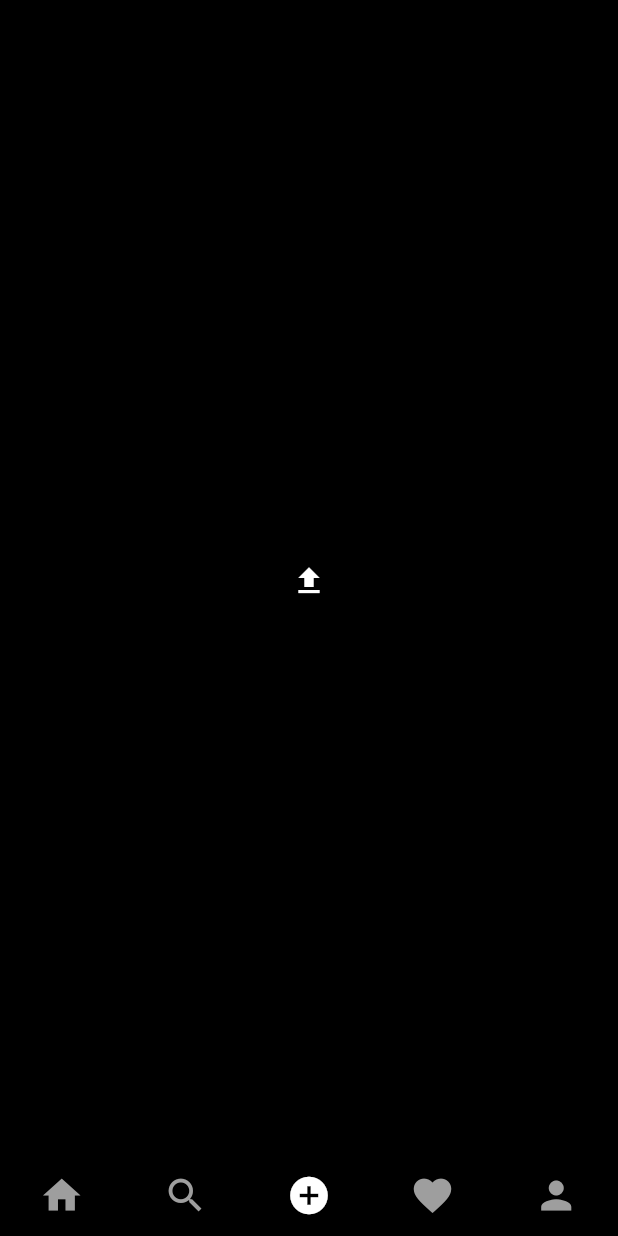
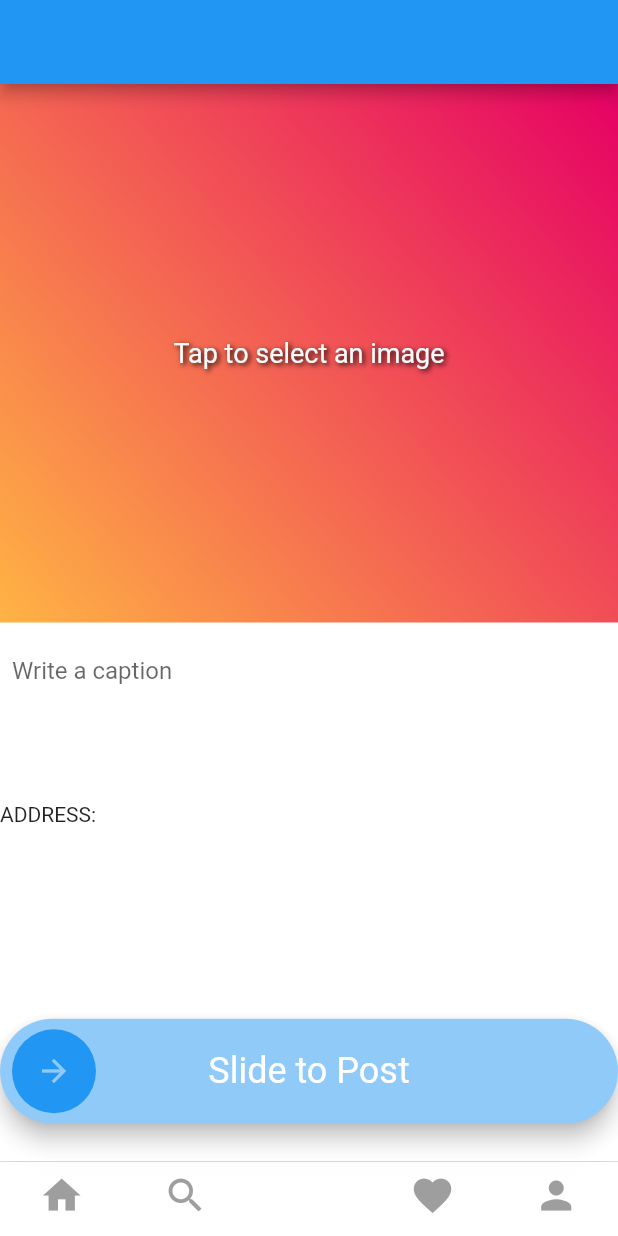
Before and after one commit to bojankiprudhvi/memorifynew, a Flutter app: the screen it shows once a user with an empty profile is signed in, swiped to page 3, on a phone screen of 412 x 824 dp. Run offline on Flutter 3.47's test engine with Material 2 defaults, Android fonts, the phone set to English and light mode, and no system bars; drawn by our look-alikes of slide_to_act; our stand-ins replace cloud_firestore, firebase_auth, firebase_core, firebase_storage, flutter_svg, geocoding and 3 more; missing offline and left inert: stream_feed_flutter_core; accounts and stored records are empty; network calls fail; project files that could hold a hidden picture were left out.

Commit message:
added the add post filed in the app

```diff
--- a/lib/screens/add_post_screen.dart
+++ b/lib/screens/add_post_screen.dart
@@ -1,14 +1,12 @@
-import 'dart:typed_data';
-
+import 'dart:io';
 import 'package:flutter/material.dart';
 import 'package:image_picker/image_picker.dart';
-import 'package:instagram_flutter/models/post_model.dart';
-import 'package:instagram_flutter/providers/user_provider.dart';
-import 'package:instagram_flutter/resources/firestore_methods.dart';
-import 'package:instagram_flutter/utils/colors.dart';
-import 'package:instagram_flutter/utils/show_snackbar.dart';
-import 'package:instagram_flutter/utils/utils.dart';
-import 'package:provider/provider.dart';
+import 'package:stream_feed_flutter_core/stream_feed_flutter_core.dart';
+import 'package:transparent_image/transparent_image.dart';
+import 'package:geolocator/geolocator.dart';
+import 'package:geocoding/geocoding.dart';
+import 'package:slide_to_act/slide_to_act.dart';
+/// Screen to choose photos and add a new feed post.
 
 class AddPostScreen extends StatefulWidget {
   const AddPostScreen({super.key});
@@ -18,198 +16,253 @@ class AddPostScreen extends StatefulWidget {
 }
 
 class _AddPostScreenState extends State<AddPostScreen> {
-  late final TextEditingController _descriptionController;
-  Uint8List? _file;
-  bool isLoading = false;
+  static const double maxImageHeight = 1000;
+  static const double maxImageWidth = 800;
+String? _currentAddress;
+Position? _currentPosition;
+  final _formKey = GlobalKey<FormState>();
+  final _text = TextEditingController();
+final slideActionKey = GlobalKey<SlideActionState>();
+  XFile? _pickedFile;
+  bool loading = false;
 
-  void postImage({
-    required String uid,
-    required String username,
-    required String profileImage,
-    required String description,
-    required Uint8List file,
-  }) async {
-    setState(() {
-      isLoading = true;
-    });
-    try {
-      final res = await FirestoreMethods().uploadPost(
-        description: description,
-        file: file,
-        uid: uid,
-        username: username,
-        profileImage: profileImage,
+  final picker = ImagePicker();
+
+  Future<void> _pickFile() async {
+    _getCurrentPosition();
+    _pickedFile = await picker.pickImage(
+      source: ImageSource.gallery,
+      maxHeight: maxImageHeight,
+      maxWidth: maxImageWidth,
+      imageQuality: 70,
     );
-      if (res == "success") {
-        setState(() {
-          isLoading = false;
-          clearImage();
-          _descriptionController.clear();
-        });
-        showSnackbar(context: context, content: "Posted Successfully");
+    setState(() {});
   }
-    } catch (e) {
-      showSnackbar(context: context, content: e.toString());
+  void _setLoading(bool state, {bool shouldCallSetState = true}) {
+    if (loading != state) {
+      loading = state;
+      if (shouldCallSetState) {
+        setState(() {});
       }
     }
+  }
+  Future<bool> _handleLocationPermission() async {
+    bool serviceEnabled;
+    LocationPermission permission;
 
-  void clearImage() {
-    setState(() {
-      _file = null;
+    serviceEnabled = await Geolocator.isLocationServiceEnabled();
+    if (!serviceEnabled) {
+      ScaffoldMessenger.of(context).showSnackBar(const SnackBar(
+          content: Text(
+              'Location services are disabled. Please enable the services')));
+      return false;
+    }
+    permission = await Geolocator.checkPermission();
+    if (permission == LocationPermission.denied) {
+      permission = await Geolocator.requestPermission();
+      if (permission == LocationPermission.denied) {
+        ScaffoldMessenger.of(context).showSnackBar(
+            const SnackBar(content: Text('Location permissions are denied')));
+        return false;
+      }
+    }
+    if (permission == LocationPermission.deniedForever) {
+      ScaffoldMessenger.of(context).showSnackBar(const SnackBar(
+          content: Text(
+              'Location permissions are permanently denied, we cannot request permissions.')));
+      return false;
+    }
+    return true;
+  }
+  Future<void> _getCurrentPosition() async {
+    final hasPermission = await _handleLocationPermission();
+
+    if (!hasPermission) return;
+    await Geolocator.getCurrentPosition(desiredAccuracy: LocationAccuracy.high)
+        .then((Position position) {
+      setState(() => _currentPosition = position);
+      _getAddressFromLatLng(_currentPosition!);
+    }).catchError((e) {
+      debugPrint(e);
     });
   }
-
-  _selectImage(BuildContext context) async {
-    Future.delayed(
-      Duration.zero,
-      () async => await showDialog(
-        context: context,
-        builder: (context) {
-          return SimpleDialog(
-            title: const Text("Create a Post"),
-            children: [
-              SimpleDialogOption(
-                padding: const EdgeInsets.all(20),
-                child: const Text("Take a photo"),
-                onPressed: () async {
-                  Navigator.pop(context);
-                  Uint8List? file = await pickImage(ImageSource.camera);
+Future<void> _getAddressFromLatLng(Position position) async {
+    await placemarkFromCoordinates(
+            _currentPosition!.latitude, _currentPosition!.longitude)
+        .then((List<Placemark> placemarks) {
+      Placemark place = placemarks[0];
       setState(() {
-                    _file = file;
+        _currentAddress =
+            '${place.name},${place.street}, ${place.subLocality},${place.locality}, ${place.subAdministrativeArea},${place.administrativeArea} ,${place.country},${place.postalCode}';
+            //KRN Complex,KRN Complex, NSTL,Visakhapatnam, ,Andhra Pradesh ,India,530009
+     print(_currentAddress);
       });
-                },
-              ),
-              SimpleDialogOption(
-                padding: const EdgeInsets.all(20),
-                child: const Text("Choose from Gallery"),
-                onPressed: () async {
-                  Navigator.pop(context);
-                  Uint8List? file = await pickImage(ImageSource.gallery);
-                  setState(() {
-                    _file = file;
+    }).catchError((e) {
+      debugPrint(e);
     });
-                },
-              ),
-              SimpleDialogOption(
-                padding: const EdgeInsets.all(20),
-                child: const Text(
-                  "Cancel",
-                  style: TextStyle(
-                    color: blueColor,
-                  ),
-                ),
-                onPressed: () async {
-                  Navigator.pop(context);
-                },
-              ),
-            ],
-          );
-        },
-      ),
-    );
-  }
-
-  @override
-  void initState() {
-    _descriptionController = TextEditingController();
-    super.initState();
   }
 
   @override
   void dispose() {
-    _descriptionController.dispose();
+    _text.dispose();
     super.dispose();
   }
 
   @override
   Widget build(BuildContext context) {
-    final user = Provider.of<UserProvider>(context).getUser;
-    return _file == null
+    return Scaffold(
+      appBar: AppBar(
+      ),
+      body: loading
           ? Center(
-            child: IconButton(
-              onPressed: () async {
-                await _selectImage(context);
-              },
-              icon: const Icon(Icons.upload),
+              child: Column(
+                mainAxisAlignment: MainAxisAlignment.center,
+                children: const [
+                  CircularProgressIndicator(),
+                  SizedBox(height: 12),
+                  Text('Uploading...')
+                ],
               ),
             )
-        : Scaffold(
-            appBar: AppBar(
-              backgroundColor: mobileBackgroundColor,
-              leading: IconButton(
-                onPressed: clearImage,
-                icon: const Icon(Icons.arrow_back),
+          : Column(
+            children:  <Widget>[
+               Expanded(
+              flex: 4,
+              child: InkWell(
+                  onTap: _pickFile,
+                  child: Expanded(
+                    child: (_pickedFile != null)
+                        ? FadeInImage(
+                            fit: BoxFit.contain,
+                            placeholder: MemoryImage(kTransparentImage),
+                            image: Image.file(File(_pickedFile!.path)).image,
+                          )
+                        : Container(
+                            decoration: const BoxDecoration(
+                              gradient: LinearGradient(
+                                  begin: Alignment.bottomLeft,
+                                  end: Alignment.topRight,
+                                  colors: [
+                                    AppColors.bottomGradient,
+                                    AppColors.topGradient
+                                  ]),
                             ),
-              title: const Text("Post to"),
-              centerTitle: false,
-              actions: [
-                TextButton(
-                  onPressed: () {
-                    postImage(
-                      uid: user!.uid,
-                      username: user.username,
-                      profileImage: user.photoUrl,
-                      description: _descriptionController.text,
-                      file: _file!,
-                    );
-                  },
-                  child: const Text(
-                    "Post",
+                            height: 300,
+                            child: const Center(
+                              child: Text(
+                                'Tap to select an image',
                                 style: TextStyle(
-                      color: Colors.blueAccent,
-                      fontWeight: FontWeight.bold,
-                      fontSize: 16,
+                                  color: AppColors.light,
+                                  fontSize: 18,
+                                  shadows: <Shadow>[
+                                    Shadow(
+                                      offset: Offset(2.0, 1.0),
+                                      blurRadius: 3.0,
+                                      color: Colors.black54,
                                     ),
-                  ),
+                                    Shadow(
+                                      offset: Offset(1.0, 1.5),
+                                      blurRadius: 5.0,
+                                      color: Colors.black54,
                                     ),
                                   ],
-            ),
-            body: Column(
-              children: [
-                isLoading == true
-                    ? const LinearProgressIndicator()
-                    : const Padding(
-                        padding: EdgeInsets.only(top: 0.0),
-                      ),
-                const Divider(),
-                Row(
-                  mainAxisAlignment: MainAxisAlignment.spaceAround,
-                  crossAxisAlignment: CrossAxisAlignment.start,
-                  children: [
-                    CircleAvatar(
-                      backgroundImage: NetworkImage(user!.photoUrl),
-                    ),
-                    SizedBox(
-                      width: MediaQuery.of(context).size.width * 0.45,
-                      child: TextField(
-                        controller: _descriptionController,
-                        decoration: const InputDecoration(
-                            hintText: "Write a Caption...",
-                            border: InputBorder.none),
-                        maxLines: 8,
-                      ),
-                    ),
-                    SizedBox(
-                      height: 45,
-                      width: 45,
-                      child: AspectRatio(
-                        aspectRatio: 487 / 451,
-                        child: Container(
-                          decoration: BoxDecoration(
-                            image: DecorationImage(
-                              image: MemoryImage(_file!),
-                              fit: BoxFit.cover,
-                              alignment: FractionalOffset.topCenter,
                                 ),
                               ),
                             ),
                           ),
                   ),
-                  ],
                 ),
-                const Divider(),
+               ),
+
+              Expanded(
+                    flex: 4,
+                child:  Column(
+                   crossAxisAlignment: CrossAxisAlignment.start,
+            children:  <Widget>[
+              Expanded(
+                    flex: 4,
+              child:Form(
+                  key: _formKey,
+                  child: Padding(
+                    padding: const EdgeInsets.all(8.0),
+                    child: TextFormField(
+                      controller: _text,
+                      decoration: const InputDecoration(
+                        hintText: 'Write a caption',
+                        border: InputBorder.none,
+                      ),
+                      validator: (text) {
+                        if (text == null || text.isEmpty) {
+                          return 'Caption is empty';
+                        }
+                        return null;
+                      },
+                    ),
+                  ),
+                ),
+              ),
+ Expanded(
+                    flex: 4,
+              child:  Text('ADDRESS: ${_currentAddress ?? ""}', textAlign: TextAlign.left,),),
+
+
+              Expanded(
+                    flex: 4,
+
+              child: SlideAction(
+          key:slideActionKey,
+innerColor: Colors.blue,
+outerColor: Colors.blue [200],
+text: 'Slide to Post',
+textStyle: const TextStyle(
+color: Colors.white,
+fontSize: 24,
+), // TextStyle
+sliderRotate: false,
+
+onSubmit:(){
+  Future.delayed(const Duration(seconds: 3), () {
+                      slideActionKey.currentState!.reset();
+                    });
+}
+// do // SlideAction
+ ), ),
+            ],),
+                 ),
+
               ],
             ),
     );
   }
 }
+
+abstract class AppColors {
+  /// Dark color.
+  static const dark = Colors.black;
+
+  static const light = Color(0xFFFAFAFA);
+
+  /// Grey background accent.
+  static const grey = Color(0xFF262626);
+
+  /// Primary text color
+  static const primaryText = Colors.white;
+
+  /// Secondary color.
+  static const secondary = Color(0xFF0095F6);
+
+  /// Color to use for favorite icons (indicating a like).
+  static const like = Colors.red;
+
+  /// Grey faded color.
+  static const faded = Colors.grey;
+
+  /// Light grey color
+  static const ligthGrey = Color(0xFFEEEEEE);
+
+  /// Top gradient color used in various UI components.
+  static const topGradient = Color(0xFFE60064);
+
+  /// Bottom gradient color used in various UI components.
+  static const bottomGradient = Color(0xFFFFB344);
+}
--- a/lib/utils/colors.dart
+++ b/lib/utils/colors.dart
@@ -1,6 +1,6 @@
 import 'package:flutter/material.dart';
 
-const mobileBackgroundColor = Color.fromRGBO(0, 0, 0, 1);
+const mobileBackgroundColor = Color.fromRGBO(255, 255, 255, 0.5);
 const webBackgroundColor = Color.fromRGBO(18, 18, 18, 1);
 const mobileSearchColor = Color.fromRGBO(38, 38, 38, 1);
 const blueColor = Color.fromRGBO(0, 149, 246, 1);
```
Also changed, not shown: lib/main.dart (+2 -18 lines), lib/responsive/web_screen_layout.dart (+2 -6 lines), lib/screens/feed_screen.dart (+31 -8 lines), lib/screens/login_screen.dart (+3 -7 lines), lib/screens/signup_screen.dart (+2 -7 lines), pubspec.yaml (+8 -1 lines), assets/ic_instagram.png (added), assets/ic_instagram.svg (deleted), pubspec.lock, 8 other files. Lines whose indentation alone changed are shown as unchanged.
